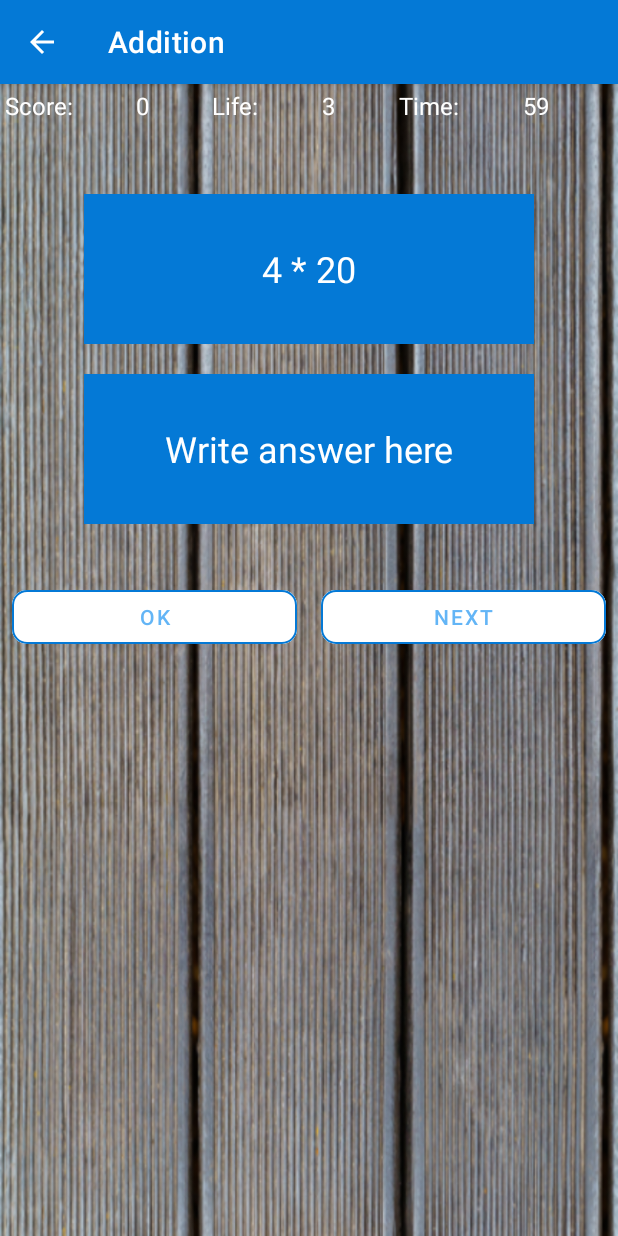
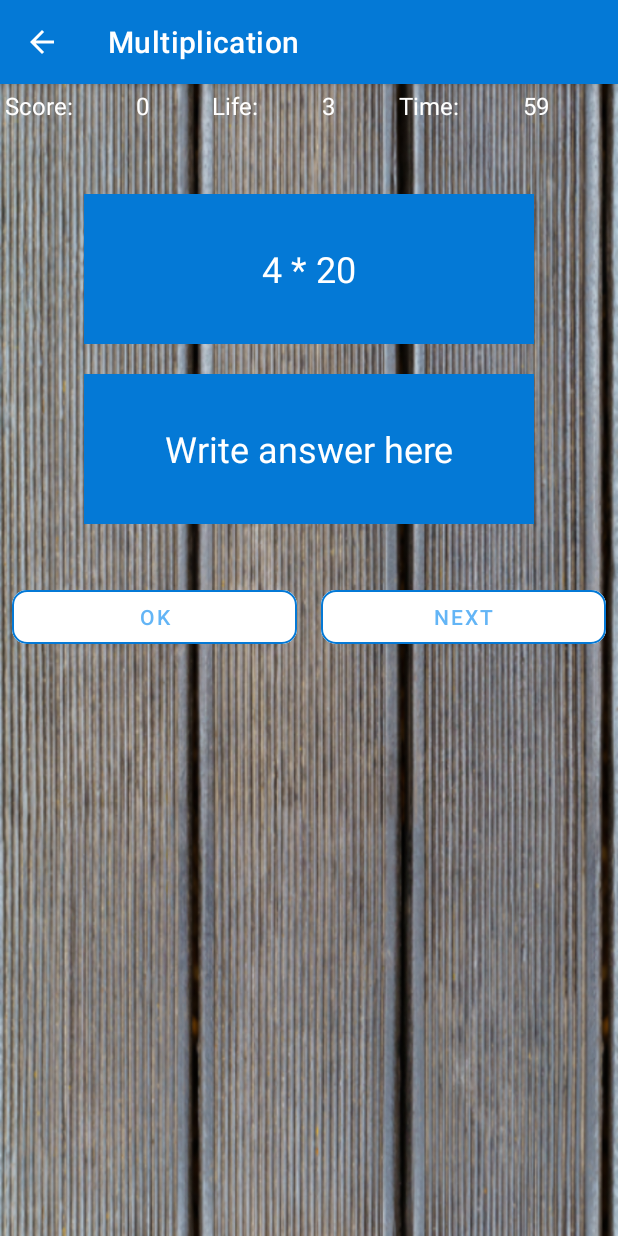
Before and after one commit to MCZack95/MathGame, an Android app: the screen it shows after launch (GameActivity), after a tap on "MULTIPLICATION", on a phone screen of 412 x 824 dp. Run offline under Robolectric (Android 15) with nearby library versions, the phone set to English and light mode, and no system bars.

Commit message:
Allowed GameActivity to display different action bar title

```diff
--- a/app/src/main/java/com/madcode/mathgame/GameActivity.kt
+++ b/app/src/main/java/com/madcode/mathgame/GameActivity.kt
@@ -57,6 +57,12 @@ class GameActivity : AppCompatActivity() {
         time.text = (max_time / 1000).toInt().toString()
 
         val opCode = intent.getStringExtra("opcode").toString()
+        when (opCode) {
+            "+" -> supportActionBar!!.title = "Addition"
+            "-" -> supportActionBar!!.title = "Subtraction"
+            "*" -> supportActionBar!!.title = "Multiplication"
+        }
+
         gameContinue(opCode)
 
         okBtn.setOnClickListener {
```
